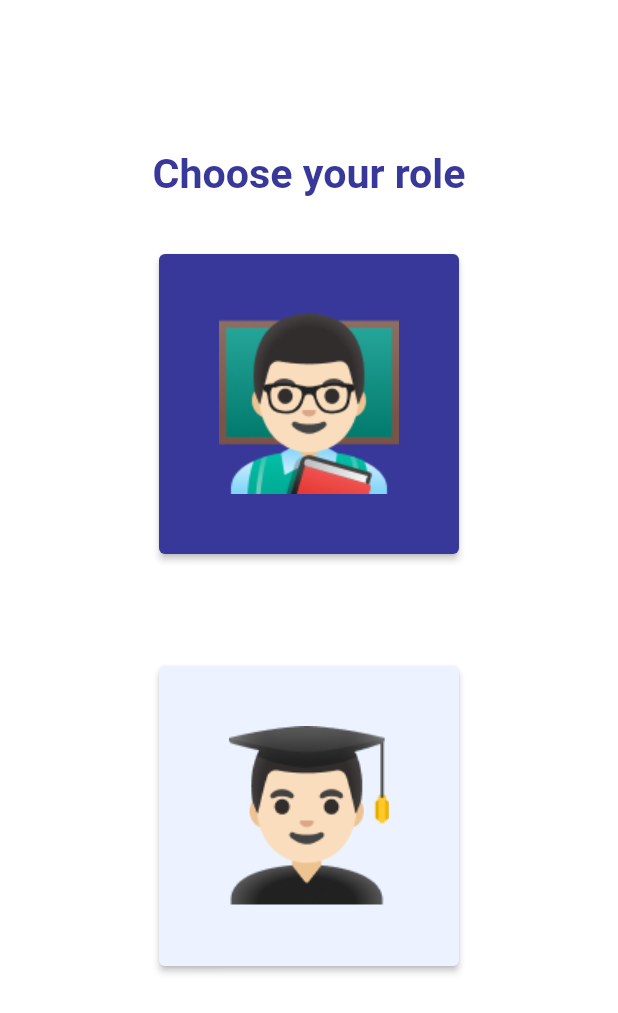
After one commit to phoomaw10/mamaimakhrap, a Flutter app: the RolePage screen opened directly, on a phone screen of 412 x 824 dp. The commit adds this screen. Shown: the top 1013 px of the screen. Run offline on Flutter 3.47's test engine with Material 2 defaults, Android fonts, the phone set to English and light mode, and no system bars; our stand-ins replace firebase_auth, firebase_core, flutter_keyboard_visibility; accounts and stored records are empty.

Commit message:
Login and Role

```diff
--- a/lib/main.dart
+++ b/lib/main.dart
@@ -1,7 +1,9 @@
 import 'package:flutter/material.dart';
 import 'package:firebase_core/firebase_core.dart';
 import 'package:flutter_keyboard_visibility/flutter_keyboard_visibility.dart';
+import 'package:mamaimakhrap/StudentHomePage.dart';
 import 'package:mamaimakhrap/loginscreen.dart';
+import 'package:mamaimakhrap/role.dart';
 import 'firebase_options.dart';
 import 'package:firebase_auth/firebase_auth.dart';
 
@@ -25,7 +27,7 @@ class MyApp extends StatelessWidget {
       theme: ThemeData(
         primarySwatch: Colors.blue,
       ),
-      home: const KeyboardVisibilityProvider(child: LoginScreen()),
+      home: const KeyboardVisibilityProvider(child: StudentHomePage()),
     );
   }
 }
--- /dev/null
+++ b/lib/role.dart
@@ -0,0 +1,74 @@
+import 'package:flutter/src/widgets/framework.dart';
+import 'package:flutter/material.dart';
+import 'package:flutter/src/widgets/placeholder.dart';
+
+class RolePage extends StatefulWidget {
+  const RolePage({super.key});
+
+  @override
+  State<RolePage> createState() => _RolePageState();
+}
+
+class _RolePageState extends State<RolePage> {
+  double screenHeight = 0;
+  double screenWidth = 0;
+  Color primary = Color.fromARGB(255, 255, 255, 255);
+
+  @override
+  Widget build(BuildContext context) {
+    screenHeight = MediaQuery.of(context).size.height;
+    screenWidth = MediaQuery.of(context).size.width;
+    return Scaffold(
+        backgroundColor: primary,
+        resizeToAvoidBottomInset: false,
+        body: Center(
+            child: Column(
+          children: [
+            const SizedBox(
+              height: 100,
+            ),
+            Container(
+                child: Text(
+              "Choose your role",
+              style: TextStyle(
+                fontWeight: FontWeight.bold,
+                fontSize: screenWidth / 15,
+                color: Color.fromARGB(255, 56, 56, 154),
+              ),
+            )),
+            SizedBox(
+              height: screenHeight / 3,
+              width: double.infinity,
+              child: Center(
+                child: ElevatedButton(
+                  onPressed: () {},
+                  child: Image.asset('images/Teacher.png'),
+                  style: ElevatedButton.styleFrom(
+                    fixedSize: const Size(200, 200),
+                    textStyle: const TextStyle(fontSize: 25),
+                    foregroundColor: Color.fromARGB(255, 56, 56, 154),
+                    backgroundColor: Color.fromARGB(255, 56, 56, 154),
+                  ),
+                ),
+              ),
+            ),
+            SizedBox(
+              height: screenHeight / 3,
+              width: double.infinity,
+              child: Center(
+                child: ElevatedButton(
+                  onPressed: () {},
+                  child: Image.asset('images/Student.png'),
+                  style: ElevatedButton.styleFrom(
+                    fixedSize: const Size(200, 200),
+                    textStyle: const TextStyle(fontSize: 25),
+                    foregroundColor: Color.fromARGB(255, 56, 56, 154),
+                    backgroundColor: Color.fromARGB(255, 236, 242, 255),
+                  ),
+                ),
+              ),
+            ),
+          ],
+        )));
+  }
+}
--- a/pubspec.yaml
+++ b/pubspec.yaml
@@ -66,6 +66,10 @@ flutter:
     - images/KMUTT.png
     - images/KMUTT2.jpg
     - images/MaMai.png
+    - images/Teacher.png
+    - images/Student.png
+    - images/face.jpeg
+
   # An image asset can refer to one or more resolution-specific "variants", see
   # https://flutter.dev/assets-and-images/#resolution-aware
 
```
Also changed, not shown: lib/StudentHomePage.dart (added, +92 -0 lines), lib/loginscreen.dart (+29 -28 lines), images/Student.png (added), images/Teacher.png (added), images/face.jpeg (added), pubspec.lock, 12 other files.
